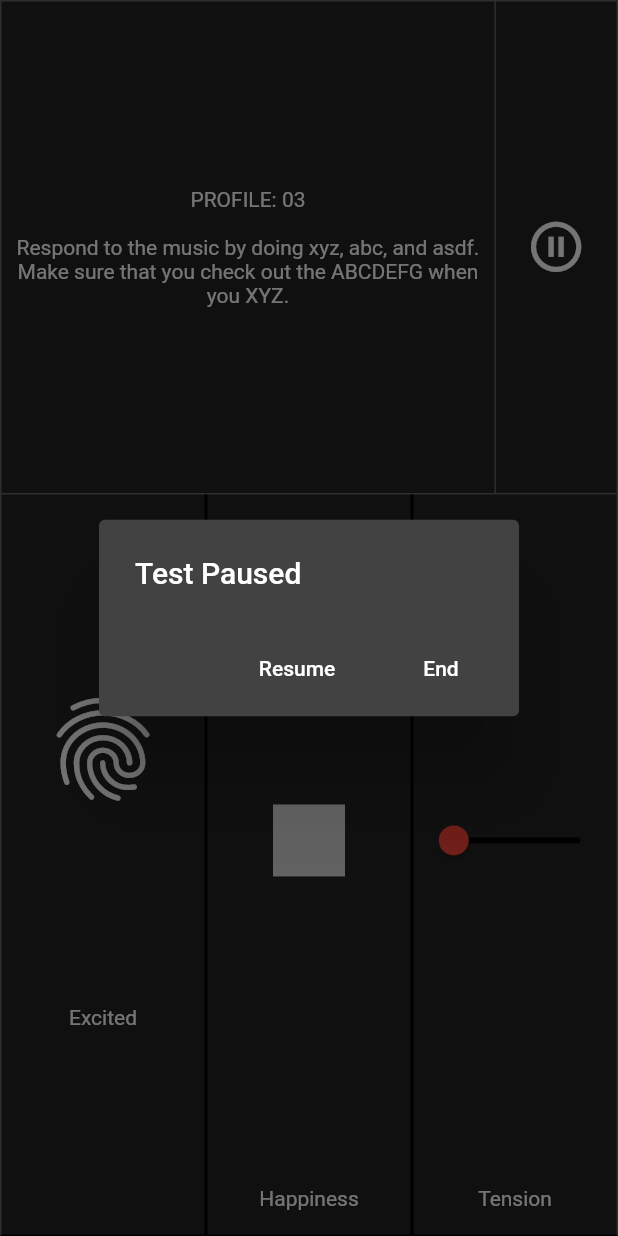
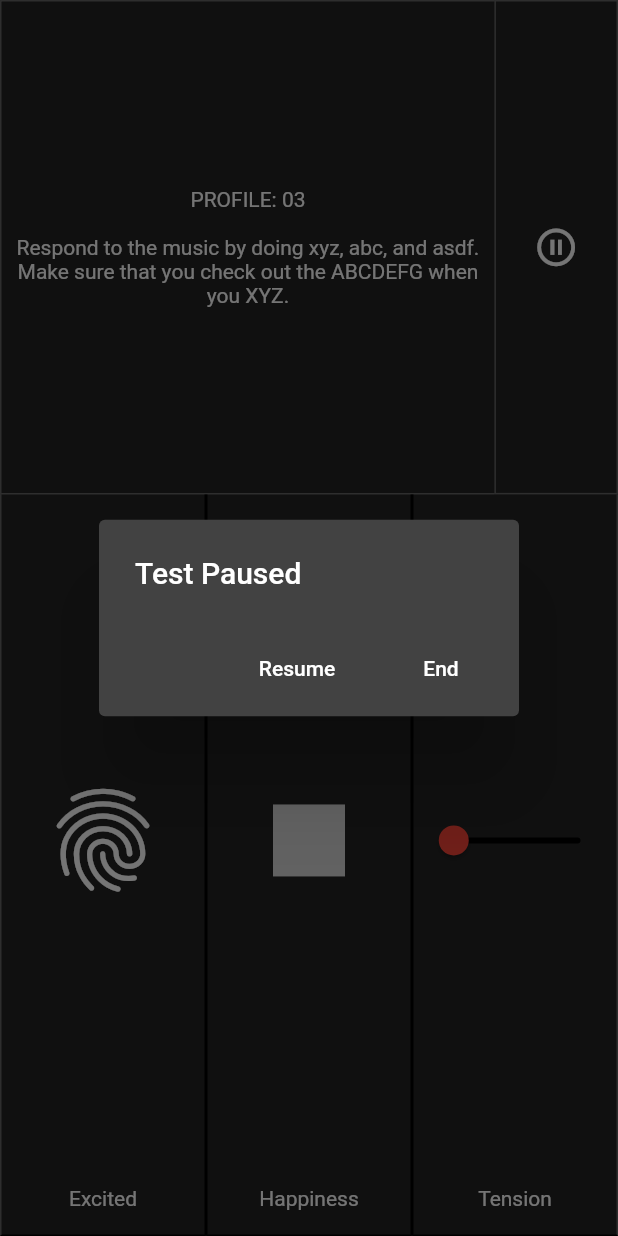
Before and after one commit to New-Note-Action/CRDI-Mobile-App, a Flutter app: the Profile3 screen opened directly, after a tap on the "pause circle outline" icon, on a phone screen of 412 x 824 dp. Run offline on Flutter 3.47's test engine with Material 2 defaults, Android fonts, the phone set to English and light mode, and no system bars; our stand-ins replace dynamic_theme, file_picker, flutter_markdown, flutter_screenutil, package_info, vibration; missing offline and left inert: control_pad, simple_share.

Commit message:
profile3.dart: Tweak the layout some
Notable changes are:
- Each control and their label have their vertical center along the same
  horizontal axis.
- Labels are flush with new padding at the bottom of each control's Container.
- Related to previous change: the newline in each control label, which
  presumably functioned as padding/spacing between text and bottom of Container,
  was removed.
- Joystick and pause button are no longer have their size calculated manually.
- FIXME: Joystick now may be too large on tablet screens because padding is in
  pixels.
- Bottom-most spacer in button control Container was removed.
- Moved padding logic to profile_parts.dart.

```diff
--- a/lib/profiles/profile3.dart
+++ b/lib/profiles/profile3.dart
@@ -25,7 +25,7 @@ class Profile3 extends StatelessWidget {
                     decoration: makeNonControlDecoration(
                       location: ProfileContainerLocation.leftmost,
                     ),
-                    padding: const EdgeInsets.all(10.0),
+                    padding: makeNonControlContainerPadding(),
                     child: Center(
                       child: Text(
                         'PROFILE: 03\n\n'
@@ -42,6 +42,7 @@ class Profile3 extends StatelessWidget {
                     decoration: makeNonControlDecoration(
                       location: ProfileContainerLocation.rightmost,
                     ),
+                    padding: makeNonControlContainerPadding(),
                     child: SizedBox.expand(
                       child: FittedBox(
                         child: IconButton(
@@ -68,16 +69,16 @@ class Profile3 extends StatelessWidget {
                     decoration: makeControlDecoration(
                       location: ProfileContainerLocation.leftmost,
                     ),
+                    padding: makeControlContainerPadding(),
                     child: Column(
                       children: [
                         Spacer(),
                         AddButton(),
                         Spacer(),
                         Text(
-                          'Excited\n',
+                          'Excited',
                           style: TextStyle(color: Colors.white),
                         ),
-                        Spacer(),
                       ],
                     ),
                   ),
@@ -88,12 +89,11 @@ class Profile3 extends StatelessWidget {
                       location: ProfileContainerLocation.inner,
                     ),
                     child: Container(
-                      padding: const EdgeInsets.only(left: 10.0, right: 10.0),
+                      padding: makeControlContainerPadding(padSides: true),
                       child: Column(
                         children: <Widget>[
                           Spacer(),
                           FittedBox(
-                            fit: BoxFit.contain,
                             child: JoystickView(
                               iconsColor: Colors.white30,
                               backgroundColor: Colors.black54,
@@ -102,7 +102,7 @@ class Profile3 extends StatelessWidget {
                           ),
                           Spacer(),
                           Text(
-                            'Happiness\n',
+                            'Happiness',
                             style: TextStyle(color: Colors.white),
                           ),
                         ],
@@ -115,13 +115,14 @@ class Profile3 extends StatelessWidget {
                     decoration: makeControlDecoration(
                       location: ProfileContainerLocation.rightmost,
                     ),
+                    padding: makeControlContainerPadding(),
                     child: Column(
                       children: <Widget>[
                         Spacer(),
                         SliderExample(),
                         Spacer(),
                         Text(
-                          'Tension\n',
+                          'Tension',
                           style: TextStyle(color: Colors.white),
                         ),
                       ],
--- a/lib/profiles/profile_parts.dart
+++ b/lib/profiles/profile_parts.dart
@@ -80,6 +80,18 @@ final BoxDecoration profilePartControlDecoration = BoxDecoration(
   ),
 );
 
+EdgeInsets makeNonControlContainerPadding() {
+  return const EdgeInsets.all(10.0);
+}
+
+EdgeInsets makeControlContainerPadding({bool padSides = false}) {
+  return EdgeInsets.only(
+    left: padSides ? 19.0 : 0,
+    right: padSides ? 19.0 : 0,
+    bottom: 16.0,
+  );
+}
+
 void profilePauseDialog(context) {
   // flutter defined function
   showDialog(
```
